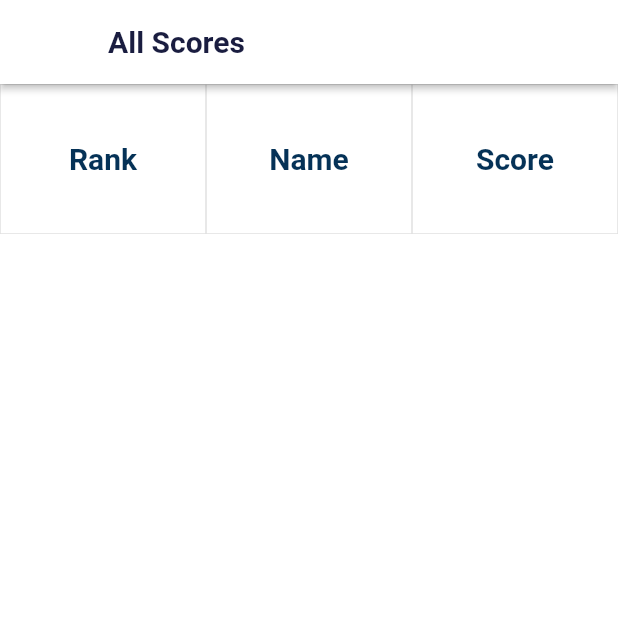
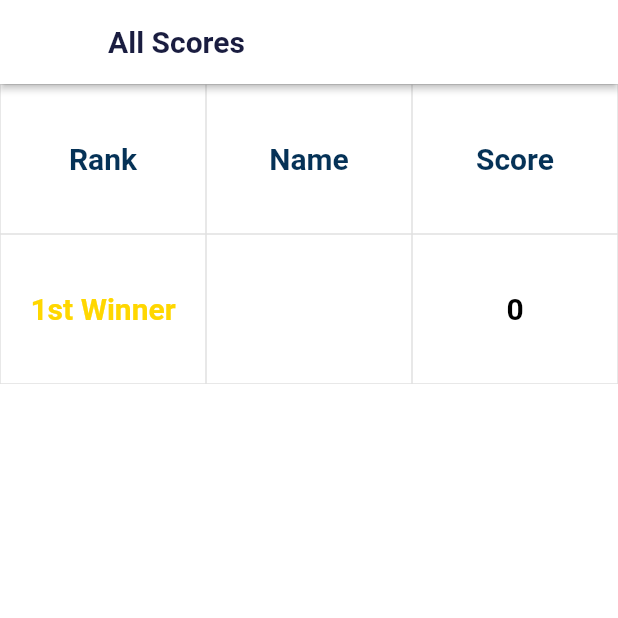
Before and after one commit to azzamt11/AzzamTennisGame-Version1, a Flutter app: the SubmitScorePage screen opened directly, after a tap on "Submit Score", on a phone screen of 412 x 824 dp, the top half of it. Run offline on Flutter 3.47's test engine with Material 2 defaults, Android fonts, the phone set to English and light mode, and no system bars; our stand-ins replace cloud_firestore, firebase_core, shared_preferences; accounts and stored records are empty.

Commit message:
New Update

```diff
--- a/lib/main.dart
+++ b/lib/main.dart
@@ -118,7 +118,6 @@
     await Future.delayed(const Duration(seconds: 1));
     String? userName= await DataProvider().getString('user', 'name');
     await Future.delayed(const Duration(seconds: 1));
-    debugPrint("saved name= $userName");
     // ignore: use_build_context_synchronously
     Navigator.push(
       context,
@@ -300,10 +299,9 @@
                 onTap: () async{
                   debugPrint("userName= $userName");
                   if(userName!=null) {
-                    if(highestScore> score) {
-                        String response= await ApiClient().updateScore(userName, highestScore);
-                    }
+                    String response= await ApiClient().updateScore(userName, highestScore);
                     // ignore: use_build_context_synchronously
+                    debugPrint("response= $response");
                     //StaticWidget().getFloatingSnackBar(size, response, context);
                     // ignore: use_build_context_synchronously
                     Navigator.push(
@@ -671,7 +669,7 @@
                 onTap: () async{
                   await submitFunction(controller.text, size);
                   DataProvider().saveString("user", "name", controller.text);
-                  debugPrint("userName has been saved");
+                  debugPrint("userName has been saved as ${controller.text}");
                 },
                 child: Container(
                   width: 200,
@@ -736,14 +734,12 @@
   Future<void> submitFunction(String userName, var size) async{
     String? localHScore= await DataProvider().getString("user", "hScore");
     String? response;
-    if(localHScore!=null) {
-      response= await ApiClient().submitScore(
+    response= await ApiClient().submitScore(
         userName,
         userName,
-        int.parse(localHScore==""? "0": localHScore),
+        int.parse(localHScore??"0"),
         info
-        );
-    }
+    );
     debugPrint(response);
     // ignore: use_build_context_synchronously
     Navigator.push(
@@ -989,7 +985,7 @@
       debugPrint("submitScore is in progress...");
       final docUser= FirebaseFirestore.instance.collection('users').doc();
       final json= {
-        "id": docUser.id,
+        "id": "${name.split(' ')[0]}noId",
         "name": name,
         "score": score,
         "info": info
```
